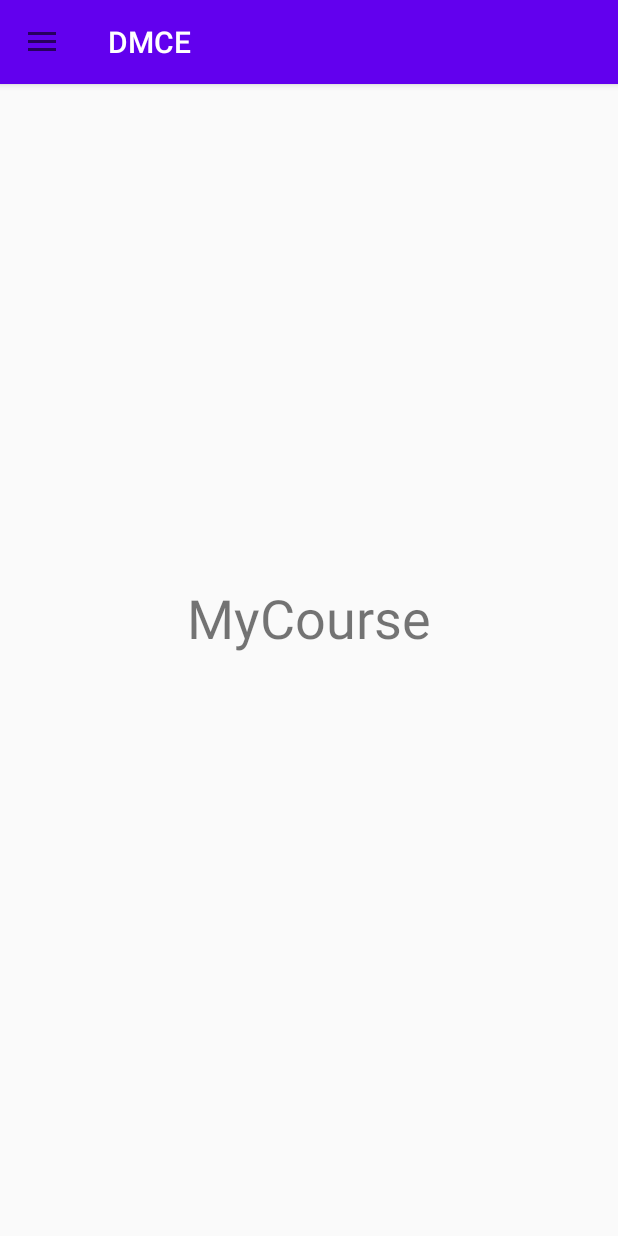
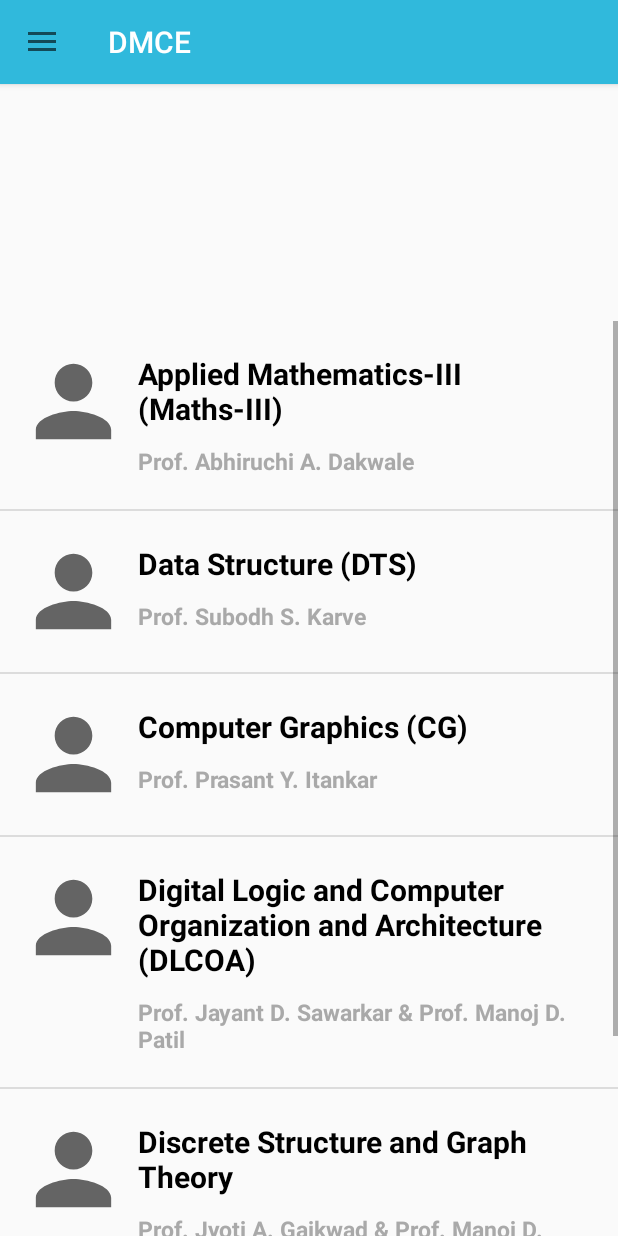
Before and after one commit to underdogs3/Dmce-App, an Android app: the HomePage screen opened directly, with no data from a screen before it, in the side drawer, after a tap on "MyCourse", on a phone screen of 412 x 824 dp. Run offline under Robolectric (Android 15) with nearby library versions, the phone set to English and light mode, and no system bars.

Commit message:
My courses updated Homepage is fixed logout activity activated

```diff
--- a/app/src/main/java/com/example/loginpage/Fragment/MyCourseFragment.java
+++ b/app/src/main/java/com/example/loginpage/Fragment/MyCourseFragment.java
@@ -1,5 +1,7 @@
 package com.example.loginpage.Fragment;
 
+import android.annotation.SuppressLint;
+import android.content.Context;
 import android.content.Intent;
 import android.os.Bundle;
 
@@ -10,16 +12,85 @@ import androidx.fragment.app.Fragment;
 import android.view.LayoutInflater;
 import android.view.View;
 import android.view.ViewGroup;
+import android.widget.ArrayAdapter;
 import android.widget.Button;
+import android.widget.ImageView;
+import android.widget.ListView;
+import android.widget.TextView;
 
 import com.example.loginpage.HomePage;
 import com.example.loginpage.R;
 
 public class MyCourseFragment extends Fragment {
 
+    String[] mTitle = {
+            "Applied Mathematics-III (Maths-III)",
+            "Data Structure (DTS)",
+            "Computer Graphics (CG)",
+            "Digital Logic and Computer Organization and Architecture (DLCOA)",
+            "Discrete Structure and Graph Theory",
+            "Object Oriented Programming Methodology (OOPM)"};
+    String[] mDescription = {
+            "Prof. Abhiruchi A. Dakwale",
+            "Prof. Subodh S. Karve",
+            "Prof. Prasant Y. Itankar",
+            "Prof. Jayant D. Sawarkar & Prof. Manoj D. Patil",
+            "Prof. Jyoti A. Gaikwad & Prof. Manoj D. Patil",
+            "Prof. Shreya N. Patankar"};
+
+    int[] Images = {R.drawable.ic_baseline_person_24,
+            R.drawable.ic_baseline_person_24,
+            R.drawable.ic_baseline_person_24,
+            R.drawable.ic_baseline_person_24,
+            R.drawable.ic_baseline_person_24,
+            R.drawable.ic_baseline_person_24};
+
     public View onCreateView(@NonNull LayoutInflater inflater, @Nullable ViewGroup container, @Nullable Bundle savedInstanceState) {
         View view = inflater.inflate(R.layout.fragment_my_course, container, false);
+
+
+        ListView listView = view.findViewById(R.id.list);
+
+        MyAdapter myAdapter = new MyAdapter(getActivity(), mTitle, mDescription, Images);
+        listView.setAdapter(myAdapter);
+
         return view;
+
+
     }
 
+    public static class MyAdapter extends ArrayAdapter<String> {
+
+        Context context;
+        String[] rTitle;
+        String[] rDescription;
+        int[] rImages;
+
+        MyAdapter(Context c, String[] title, String[] description, int[] images) {
+            super(c, R.layout.row1, R.id.txt1, title);
+            this.context = c;
+            this.rTitle = title;
+            this.rDescription = description;
+            this.rImages = images;
+
+        }
+
+
+        @NonNull
+        @Override
+        public View getView(int position, @Nullable View convertView, @NonNull ViewGroup parent) {
+            LayoutInflater layoutInflater = (LayoutInflater) context.getSystemService(Context.LAYOUT_INFLATER_SERVICE);
+            @SuppressLint("ViewHolder") View raw = layoutInflater.inflate(R.layout.row1, parent, false);
+            ImageView images = raw.findViewById(R.id.image);
+            TextView myTitle = raw.findViewById(R.id.txt1);
+            TextView myDescription = raw.findViewById(R.id.txt2);
+
+            // now set our resources on views
+            images.setImageResource(rImages[position]);
+            myTitle.setText(rTitle[position]);
+            myDescription.setText(rDescription[position]);
+
+            return raw;
+        }
+    }
 }
--- a/app/src/main/java/com/example/loginpage/HomePage.java
+++ b/app/src/main/java/com/example/loginpage/HomePage.java
@@ -1,5 +1,6 @@
 package com.example.loginpage;
 
+import android.content.Intent;
 import android.os.Bundle;
 import android.view.MenuItem;
 
@@ -80,8 +81,10 @@ public class HomePage extends AppCompatActivity implements NavigationView.OnNavi
             showFragment(new ProfileFragment());
         }
 
-        if (id == R.id.logout) {
-            showFragment(new LogoutFragment());
+        else if (id == R.id.logout) {
+           Intent intent = new Intent(getApplicationContext(),MainActivity.class);
+           startActivity(intent);
+           finish();
         }
       mDrawerLayout.closeDrawer(GravityCompat.START);
         return true;
--- a/app/src/main/res/layout/activity_home_page.xml
+++ b/app/src/main/res/layout/activity_home_page.xml
@@ -25,4 +25,6 @@
 
 
 
+
+
 </androidx.drawerlayout.widget.DrawerLayout>
--- a/app/src/main/res/layout/fragment_home.xml
+++ b/app/src/main/res/layout/fragment_home.xml
@@ -98,10 +98,10 @@
         android:src="@drawable/newlogo"
         app:layout_constraintBottom_toTopOf="@+id/guideline"
         app:layout_constraintEnd_toEndOf="parent"
-        app:layout_constraintHorizontal_bias="0.045"
+        app:layout_constraintHorizontal_bias="0.051"
         app:layout_constraintStart_toStartOf="parent"
         app:layout_constraintTop_toTopOf="parent"
-        app:layout_constraintVertical_bias="0.448" />
+        app:layout_constraintVertical_bias="0.694" />
 
     <TextView
         android:id="@+id/textView2"
@@ -152,6 +152,6 @@
         android:layout_width="wrap_content"
         android:layout_height="wrap_content"
         android:orientation="horizontal"
-        app:layout_constraintGuide_begin="141dp" />
+        app:layout_constraintGuide_begin="200dp" />
 
 </androidx.constraintlayout.widget.ConstraintLayout>
--- a/app/src/main/res/layout/fragment_my_course.xml
+++ b/app/src/main/res/layout/fragment_my_course.xml
@@ -1,18 +1,22 @@
 <?xml version="1.0" encoding="utf-8"?>
-<RelativeLayout xmlns:android="http://schemas.android.com/apk/res/android"
+<androidx.constraintlayout.widget.ConstraintLayout xmlns:android="http://schemas.android.com/apk/res/android"
+    xmlns:app="http://schemas.android.com/apk/res-auto"
     xmlns:tools="http://schemas.android.com/tools"
     android:layout_width="match_parent"
     android:layout_height="match_parent"
+    android:orientation="vertical"
     tools:context=".Fragment.MyCourseFragment">
 
-    <!-- TODO: Update blank fragment layout -->
-    <TextView
-        android:id="@+id/layout_mycourse"
-        android:layout_width="wrap_content"
-        android:layout_height="wrap_content"
-        android:layout_centerInParent="true"
-        android:layout_gravity="center"
-        android:text="MyCourse"
-        android:textSize="36dp" />
 
-</RelativeLayout>
+    <ListView
+        android:id="@+id/list"
+        android:layout_width="417dp"
+        android:layout_height="610dp"
+        android:layout_marginTop="70dp"
+        app:layout_constraintBottom_toBottomOf="parent"
+        app:layout_constraintEnd_toEndOf="parent"
+        app:layout_constraintHorizontal_bias="1.0"
+        app:layout_constraintStart_toStartOf="parent"
+        app:layout_constraintTop_toTopOf="parent"
+        app:layout_constraintVertical_bias="1.0" />
+</androidx.constraintlayout.widget.ConstraintLayout>
--- /dev/null
+++ b/app/src/main/res/layout/row1.xml
@@ -0,0 +1,47 @@
+<?xml version="1.0" encoding="utf-8"?>
+<LinearLayout
+    xmlns:android="http://schemas.android.com/apk/res/android"
+    android:layout_width="match_parent"
+    android:layout_height="wrap_content"
+    android:orientation="horizontal"
+    android:padding="16dp"
+    >
+
+    <ImageView
+        android:layout_width="75dp"
+        android:layout_height="75dp"
+        android:src="@mipmap/ic_launcher"
+        android:id="@+id/image"
+        />
+    <LinearLayout
+        android:layout_width="match_parent"
+        android:layout_height="wrap_content"
+        android:orientation="vertical"
+        >
+
+        <TextView
+            android:layout_width="match_parent"
+            android:layout_height="wrap_content"
+            android:text="Main Title"
+            android:textColor="#000"
+            android:textStyle="bold"
+            android:layout_margin="5dp"
+            android:textSize="20sp"
+            android:id="@+id/txt1"
+            />
+
+        <TextView
+            android:layout_width="match_parent"
+            android:layout_height="wrap_content"
+            android:text="Sub Title"
+            android:textColor="#a9a9a9"
+            android:textStyle="bold"
+            android:layout_margin="5dp"
+            android:textSize="15sp"
+            android:id="@+id/txt2"
+            />
+        <!--so our layout is set-->
+
+    </LinearLayout>
+
+</LinearLayout>
--- a/app/src/main/res/layout/top_toolbar.xml
+++ b/app/src/main/res/layout/top_toolbar.xml
@@ -5,23 +5,20 @@
     android:layout_height="match_parent"
     android:layout_width="match_parent">
 
-    <com.google.android.material.appbar.AppBarLayout
-        android:layout_width="match_parent"
-        android:layout_height="wrap_content"/>
-
-        <androidx.appcompat.widget.Toolbar
+    <androidx.appcompat.widget.Toolbar
             android:id="@+id/homeAppBar"
             android:layout_width="match_parent"
             android:layout_height="?attr/actionBarSize"
             app:navigationIcon="@drawable/ic_baseline_menu_24"
             app:title="@string/Dmce"
-            android:background="@color/design_default_color_primary"
+            android:background="#30B9DC"
             android:elevation="3dp"
             app:titleTextColor="@android:color/background_light" />
-        <FrameLayout
-            android:layout_width="match_parent"
-            android:layout_height="match_parent"
-            android:id="@+id/frame_layout"/>
+
+    <FrameLayout
+        android:layout_width="match_parent"
+        android:layout_height="match_parent"
+        android:id="@+id/frame_layout"/>
 
 
 </androidx.coordinatorlayout.widget.CoordinatorLayout>
```
